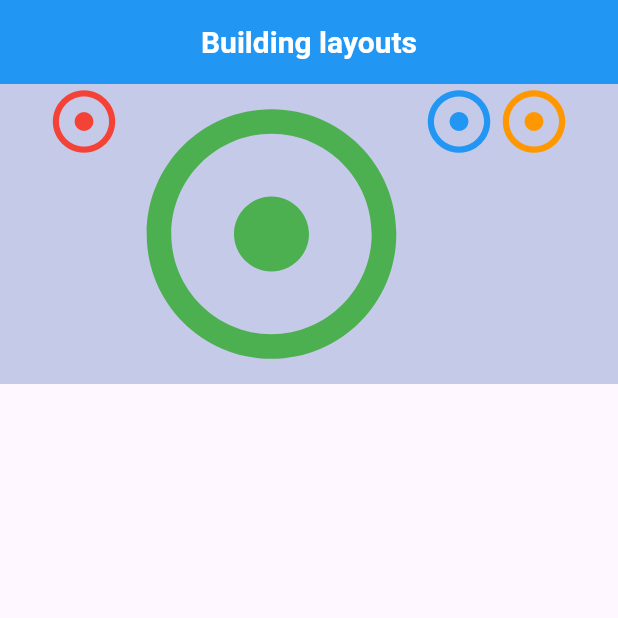
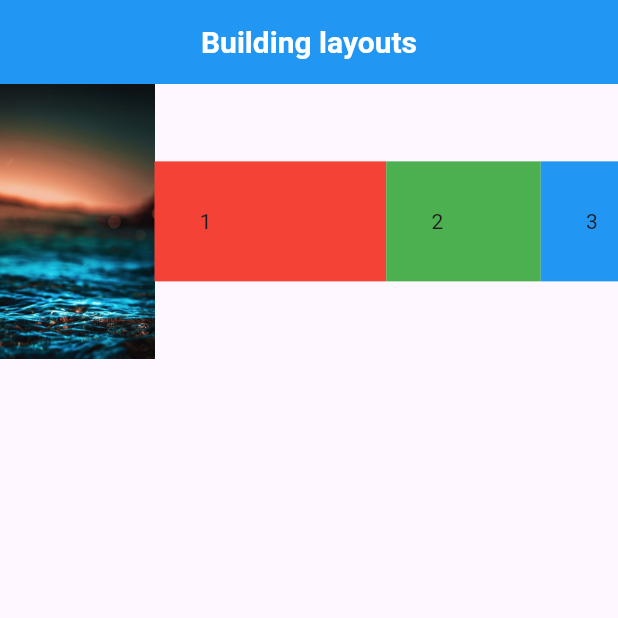
Before and after one commit to clonediff/FlutterTests, a Flutter app: the screen it shows after launch, on a phone screen of 412 x 824 dp, the top half of it. Run offline on Flutter 3.47's test engine with Material 3 defaults, Android fonts, the phone set to English and light mode, and no system bars.

Commit message:
[add] Expanded widget

```diff
--- a/lib/main.dart
+++ b/lib/main.dart
@@ -1,6 +1,8 @@
 import 'dart:async';
 
+import 'package:flutter/cupertino.dart';
 import 'package:flutter/material.dart';
+import 'package:flutter/widgets.dart';
 
 void main() {
   runApp(const MyFirstApp());
@@ -13,25 +15,41 @@ class MyFirstApp extends StatelessWidget {
   Widget build(BuildContext context) {
     return MaterialApp(
       home: Scaffold(
-          appBar: DefaultAppBar(
-            title: const Text('Building layouts'),
-          ),
-          body: Container(
-            decoration: BoxDecoration(
-              color: Colors.indigo.shade100,
+        appBar: DefaultAppBar(
+          title: const Text('Building layouts'),
+        ),
+        body: Row(
+          children: <Widget>[
+            Expanded(
+              flex: 2,
+              child: Image.asset('assets/images/bg.jpg'),
             ),
-            child: const Row(
-              mainAxisAlignment: MainAxisAlignment.center,
-              crossAxisAlignment: CrossAxisAlignment.start,
-              textBaseline: TextBaseline.alphabetic,
-              children: <Widget>[
-                Icon(Icons.adjust, size: 50, color: Colors.red),
-                Icon(Icons.adjust, size: 200, color: Colors.green),
-                Icon(Icons.adjust, size: 50, color: Colors.blue),
-                Icon(Icons.adjust, size: 50, color: Colors.orange),
-              ],
+            Expanded(
+              flex: 3,
+              child: Container(
+                padding: const EdgeInsets.all(30),
+                color: Colors.red,
+                child: const Text('1'),
+              ),
             ),
-          )),
+            Expanded(
+              flex: 2,
+              child: Container(
+                padding: const EdgeInsets.all(30),
+                color: Colors.green,
+                child: const Text('2'),
+              ),
+            ),
+            Expanded(
+              child: Container(
+                padding: const EdgeInsets.all(30),
+                color: Colors.blue,
+                child: const Text('3'),
+              ),
+            ),
+          ],
+        ),
+      ),
     );
   }
 }
```
